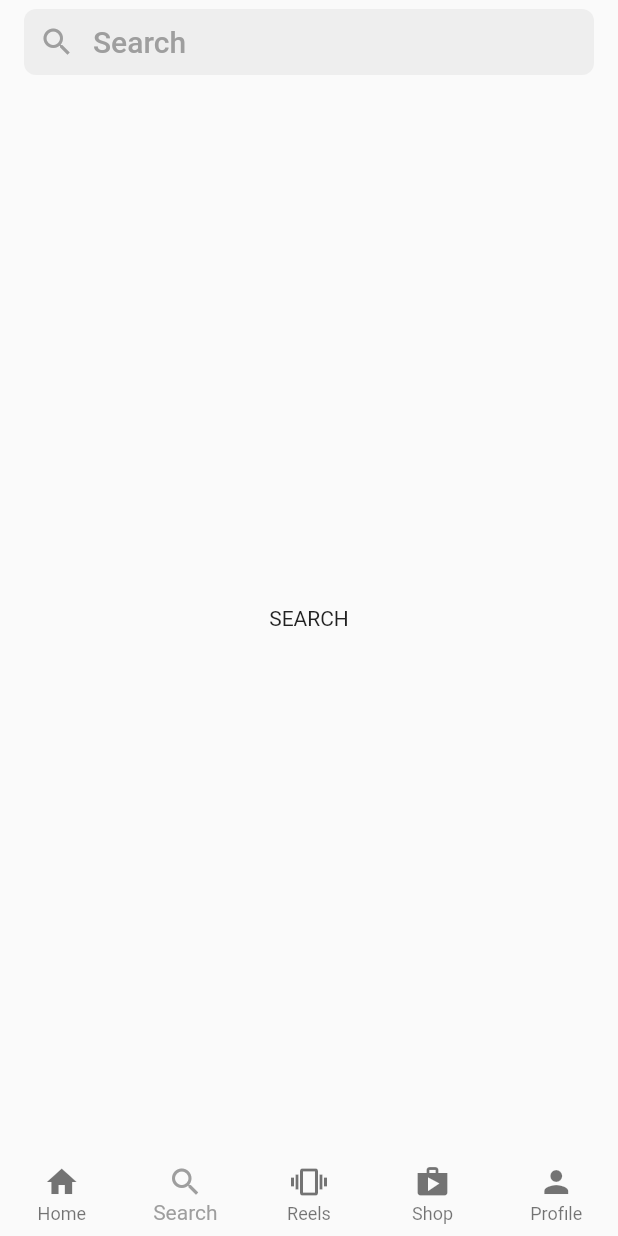
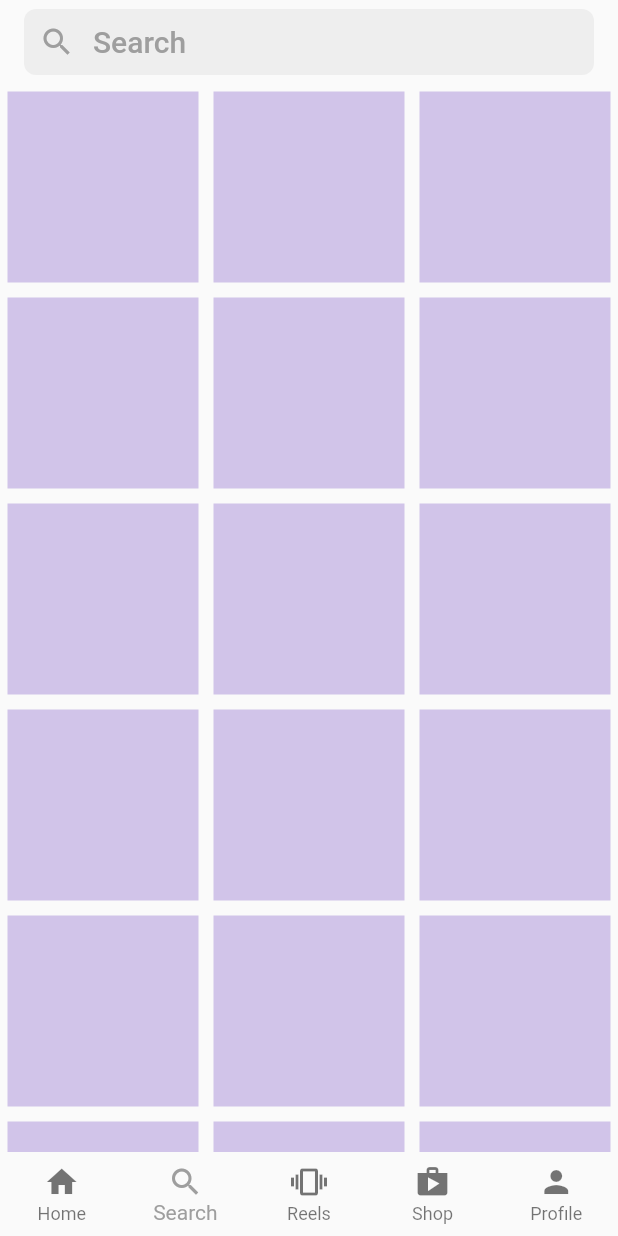
Before and after one commit to eminkartci/Flutter-Instagram-Clone, a Flutter app: the screen it shows after launch, item 2 of the bottom bar chosen, on a phone screen of 412 x 824 dp. Run offline on Flutter 3.47's test engine with Material 2 defaults, Android fonts, the light colour scheme and no system bars.

Commit message:
Explore Grid tamamlandi

```diff
--- a/instagram_clone_amean/lib/pages/search.dart
+++ b/instagram_clone_amean/lib/pages/search.dart
@@ -1,4 +1,5 @@
 import 'package:flutter/material.dart';
+import 'package:instagram_clone_amean/pages/util/explore_grid.dart';
 
 class SearchPage extends StatelessWidget {
   const SearchPage({Key? key}) : super(key: key);
@@ -34,7 +35,7 @@
           ),
         ),
       ),
-      body: Center(child: Text("SEARCH")),
+      body: ExploreGrid(),
     );
   }
 }
--- /dev/null
+++ b/instagram_clone_amean/lib/pages/util/explore_grid.dart
@@ -0,0 +1,20 @@
+import 'package:flutter/material.dart';
+
+class ExploreGrid extends StatelessWidget {
+  const ExploreGrid({Key? key}) : super(key: key);
+
+  @override
+  Widget build(BuildContext context) {
+    return GridView.builder(
+      itemCount: 20,
+      gridDelegate:
+          SliverGridDelegateWithFixedCrossAxisCount(crossAxisCount: 3),
+      itemBuilder: (context, index) {
+        return Padding(
+          padding: const EdgeInsets.all(5),
+          child: Container(color: Colors.deepPurple[100]),
+        );
+      },
+    );
+  }
+}
```
